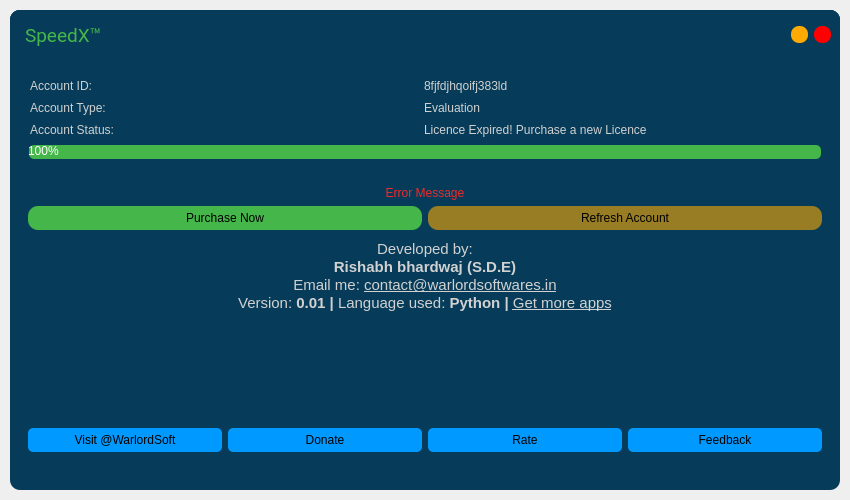
Before: the Qt Designer form src/ui_main.ui in rishabh3354/SPEEDX, drawn with Qt 5.
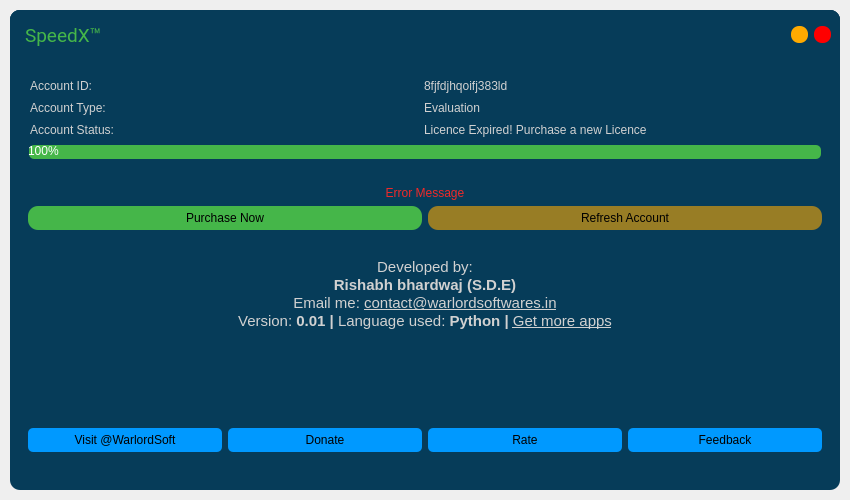
After: the same form once the commit is applied. Icons and pictures are not drawn.

Diff of the .ui file:
```diff
--- a/src/ui_main.ui
+++ b/src/ui_main.ui
@@ -1654,7 +1654,8 @@
 &lt;html&gt;&lt;head&gt;&lt;meta name=&quot;qrichtext&quot; content=&quot;1&quot; /&gt;&lt;style type=&quot;text/css&quot;&gt;
 p, li { white-space: pre-wrap; }
 &lt;/style&gt;&lt;/head&gt;&lt;body style=&quot; font-family:'Ubuntu'; font-size:11pt; font-weight:400; font-style:normal;&quot;&gt;
-&lt;p align=&quot;center&quot; style=&quot; margin-top:0px; margin-bottom:0px; margin-left:0px; margin-right:0px; -qt-block-indent:0; text-indent:0px;&quot;&gt;&lt;img src=&quot;:/resource/resource/user-male--v1.png&quot; width=&quot;100&quot; height=&quot;100&quot; /&gt;&lt;/p&gt;
+&lt;p align=&quot;center&quot; style=&quot;-qt-paragraph-type:empty; margin-top:0px; margin-bottom:0px; margin-left:0px; margin-right:0px; -qt-block-indent:0; text-indent:0px;&quot;&gt;&lt;br /&gt;&lt;/p&gt;
+&lt;p align=&quot;center&quot; style=&quot; margin-top:0px; margin-bottom:0px; margin-left:0px; margin-right:0px; -qt-block-indent:0; text-indent:0px;&quot;&gt;&lt;img src=&quot;:/resource/resource/speedx.png&quot; height=&quot;50&quot; /&gt;&lt;/p&gt;
 &lt;p align=&quot;center&quot; style=&quot; margin-top:0px; margin-bottom:0px; margin-left:0px; margin-right:0px; -qt-block-indent:0; text-indent:0px;&quot;&gt;&lt;span style=&quot; color:#d1d1d1;&quot;&gt;Developed by:&lt;/span&gt;&lt;/p&gt;
 &lt;p align=&quot;center&quot; style=&quot; margin-top:0px; margin-bottom:0px; margin-left:0px; margin-right:0px; -qt-block-indent:0; text-indent:0px;&quot;&gt;&lt;span style=&quot; font-weight:600; color:#d1d1d1;&quot;&gt;Rishabh bhardwaj (S.D.E)&lt;/span&gt;&lt;/p&gt;
 &lt;p align=&quot;center&quot; style=&quot; margin-top:0px; margin-bottom:0px; margin-left:0px; margin-right:0px; -qt-block-indent:0; text-indent:0px;&quot;&gt;&lt;span style=&quot; color:#d1d1d1;&quot;&gt;Email me: &lt;/span&gt;&lt;a href=&quot;mailto: contact@warlordsoftwares.in&quot;&gt;&lt;span style=&quot; text-decoration: underline; color:#d1d1d1;&quot;&gt;contact@warlordsoftwares.in&lt;/span&gt;&lt;/a&gt;&lt;/p&gt;
```
